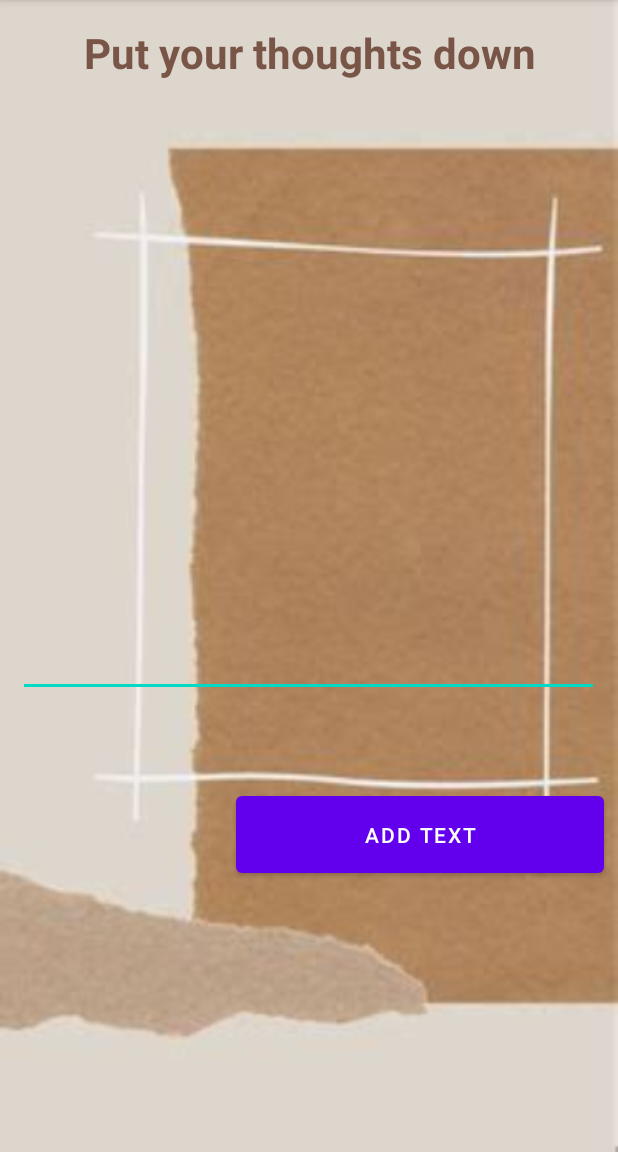
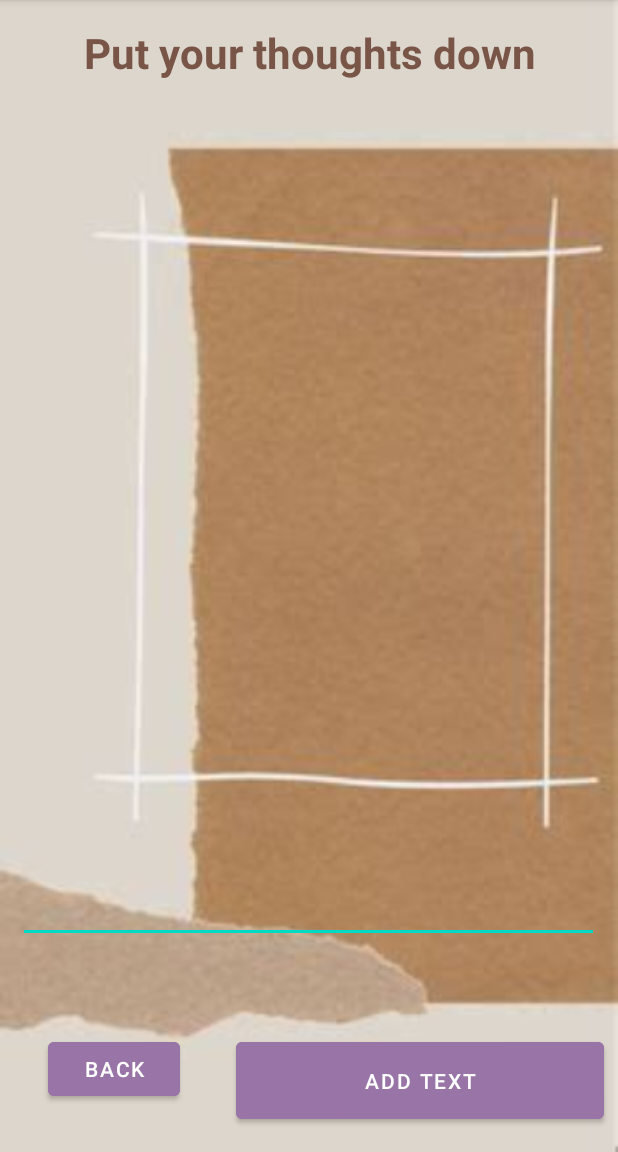
Before and after one commit to RaiyanAfiz/Mobile-Application-Development-Project, an Android app: the Journal screen opened directly, with no data from a screen before it, on a phone screen of 412 x 824 dp, the part 84-1236 px from its top. Run offline under Robolectric (Android 15) with nearby library versions, the phone set to English and light mode, and no system bars; our stand-ins replace Room's generated code.

Commit message:
journal, mood and resources update

```diff
--- a/app/src/main/java/com/example/androiddevproject/Journal.java
+++ b/app/src/main/java/com/example/androiddevproject/Journal.java
@@ -5,6 +5,7 @@ import androidx.core.os.HandlerCompat;
 import androidx.room.Room;
 
 
+import android.content.Intent;
 import android.os.Bundle;
 import android.os.Handler;
 import android.os.Looper;
@@ -22,7 +23,7 @@ import java.util.concurrent.Executors;
 
 public class Journal extends AppCompatActivity {
 
-    private Button addText;
+    private Button addText, button5;
     private EditText journalInput;
 
     private MyDB database;
@@ -38,6 +39,7 @@ public class Journal extends AppCompatActivity {
 
 
         addText = findViewById(R.id.btnAddTextJournal);
+        button5 = findViewById(R.id.button5);
         journalInput = findViewById(R.id.etJournalText);
         initDB();
 
@@ -72,6 +74,14 @@ public class Journal extends AppCompatActivity {
             }
         });
 
+        button5.setOnClickListener(new View.OnClickListener() {
+            @Override
+            public void onClick(View view) {
+                Intent intent5 = new Intent(Journal.this, Dashboard.class);
+                startActivity(intent5);
+            }
+        });
+
     }
 
     private void initDB() {
--- a/app/src/main/res/layout/activity_journal.xml
+++ b/app/src/main/res/layout/activity_journal.xml
@@ -28,25 +28,43 @@
 
     <Button
         android:id="@+id/btnAddTextJournal"
-        android:layout_width="245dp"
+        android:layout_width="0dp"
         android:layout_height="63dp"
         android:layout_marginTop="60dp"
         android:layout_marginEnd="9dp"
         android:text="Add Text"
+        android:backgroundTint="@color/mauve"
         app:layout_constraintEnd_toEndOf="parent"
+        app:layout_constraintStart_toEndOf="@+id/button5"
         app:layout_constraintTop_toBottomOf="@+id/etJournalText" />
 
     <EditText
         android:id="@+id/etJournalText"
         android:layout_width="387dp"
-        android:layout_height="383dp"
+        android:layout_height="0dp"
         android:layout_marginStart="12dp"
-        android:layout_marginTop="27dp"
+        android:layout_marginTop="81dp"
+        android:layout_marginBottom="60dp"
         android:ems="10"
         android:gravity="start|top"
         android:inputType="textMultiLine"
         android:textSize="20sp"
+        app:layout_constraintBottom_toTopOf="@+id/button5"
         app:layout_constraintStart_toStartOf="parent"
-        app:layout_constraintTop_toBottomOf="@+id/journalheading" />
+        app:layout_constraintTop_toTopOf="parent" />
+
+    <Button
+        android:id="@+id/button5"
+        android:layout_width="wrap_content"
+        android:layout_height="wrap_content"
+        android:layout_marginStart="32dp"
+        android:layout_marginEnd="37dp"
+        android:layout_marginBottom="31dp"
+        android:text="Back"
+        android:backgroundTint="@color/mauve"
+        app:layout_constraintBottom_toBottomOf="parent"
+        app:layout_constraintEnd_toStartOf="@+id/btnAddTextJournal"
+        app:layout_constraintStart_toStartOf="parent"
+        app:layout_constraintTop_toBottomOf="@+id/etJournalText" />
 
 </androidx.constraintlayout.widget.ConstraintLayout>
--- a/app/src/main/res/layout/activity_resources.xml
+++ b/app/src/main/res/layout/activity_resources.xml
@@ -2,6 +2,7 @@
 <LinearLayout xmlns:android="http://schemas.android.com/apk/res/android"
     android:layout_width="fill_parent"
     android:layout_height="fill_parent"
+    android:background="@drawable/bgmood1"
     android:orientation="vertical">
 
 
@@ -17,6 +18,7 @@
         android:clickable="true"
         android:cursorVisible="true"
         android:linksClickable="true"
+        android:backgroundTint="@color/mauve"
         android:onClick="WEcmha"
         android:text="Canadian Mental Health Association Windsor-Essex County">
 
@@ -29,6 +31,7 @@
         android:autoLink="web"
         android:clickable="true"
         android:onClick="fmhsOn"
+        android:backgroundTint="@color/mauve"
         android:text="Find Mental Health Support">
 
     </Button>
@@ -40,6 +43,7 @@
         android:autoLink="web"
         android:clickable="true"
         android:onClick="scUwin"
+        android:backgroundTint="@color/mauve"
         android:text="Student Health, Counselling and Wellness - University of Windsor">
 
     </Button>
@@ -51,6 +55,7 @@
         android:autoLink="web"
         android:clickable="true"
         android:onClick="deepB"
+        android:backgroundTint="@color/mauve"
         android:text="Deep Breathing Exercises">
 
     </Button>
@@ -61,5 +66,6 @@
         android:id="@+id/back2"
         android:layout_width="match_parent"
         android:layout_height="wrap_content"
+        android:backgroundTint="@color/mauve"
         android:text="BACK" />
 </LinearLayout>
```
Also changed, not shown: app/build.gradle (+7 -3 lines), app/src/main/res/layout/activity_mood.xml (+16 -6 lines), app/src/main/res/drawable-v24/bgmood1.png (added), app/src/main/res/drawable-v24/bgmood2.png (added).
